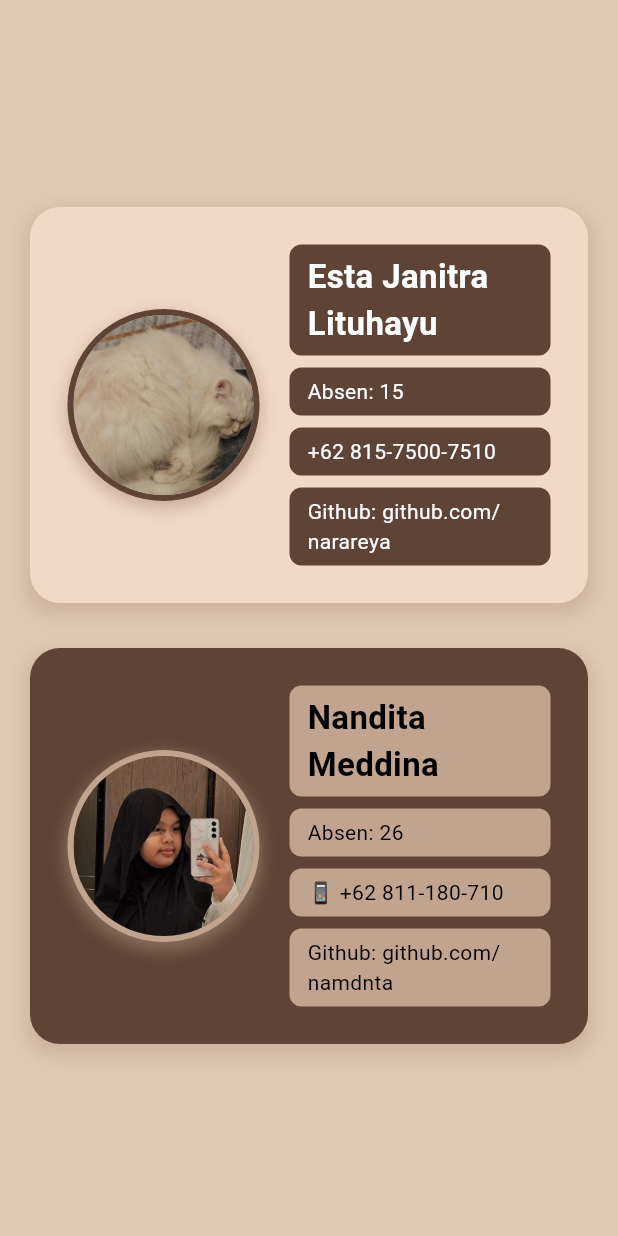
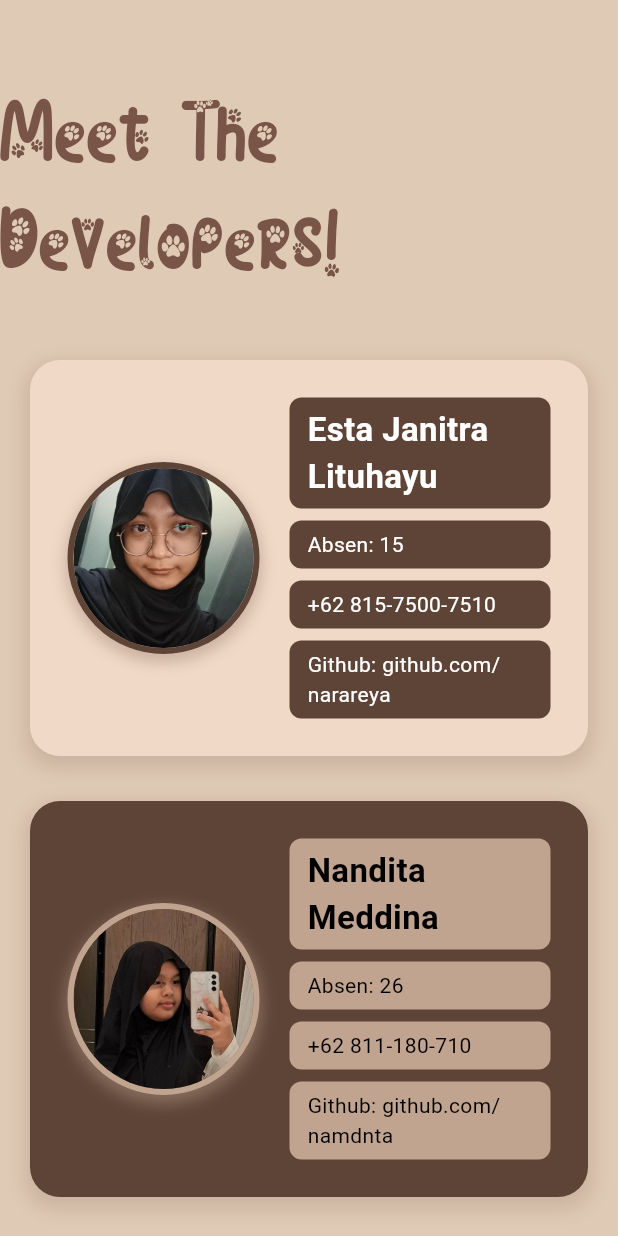
Before and after one commit to narareya/LatihanToDo_15_26, a Flutter app: the ProfilePage screen opened by its route, on a phone screen of 412 x 824 dp. Run offline on Flutter 3.47's test engine with Material 3 defaults, Android fonts, the phone set to English and light mode, and no system bars; our stand-ins replace get.

Commit message:
fix [NM] UI

```diff
--- a/noted/lib/pages/login.dart
+++ b/noted/lib/pages/login.dart
@@ -47,7 +47,7 @@ class LoginPage extends StatelessWidget {
               margin: const EdgeInsets.only(bottom: 20),
               child: CustomTextField(
                 controller: authController.emailController,
-                label: "Email",
+                label: "Username",
               ),
             ),
 
--- a/noted/lib/pages/profile.dart
+++ b/noted/lib/pages/profile.dart
@@ -13,6 +13,19 @@ class ProfilePage extends StatelessWidget {
           child: Column(
             mainAxisAlignment: MainAxisAlignment.center,
             children: [
+              Container(
+                margin: const EdgeInsets.only(top: 40, bottom: 20),
+                child: const Text(
+                  'Meet The Developers!',
+                  style: TextStyle(
+                    fontSize: 50,
+                    fontWeight: FontWeight.normal,
+                    color: Colors.brown,
+                    fontFamily: 'CatPaws',
+                  ),
+                ),
+              ),
+
               // Profile Card 1 - Person 1 (John)
               Container(
                 margin: const EdgeInsets.all(20),
@@ -250,7 +263,7 @@ class ProfilePage extends StatelessWidget {
                                   borderRadius: BorderRadius.circular(8),
                                 ),
                                 child: const Text(
-                                  '📱 +62 811-180-710',
+                                  '+62 811-180-710',
                                   style: TextStyle(
                                     fontSize: 14,
                                     color: Colors.black,
```
Also changed, not shown: noted/lib/controller/ToDo_controller.dart (+0 -12 lines), noted/assets/images/Esta.jpeg.
